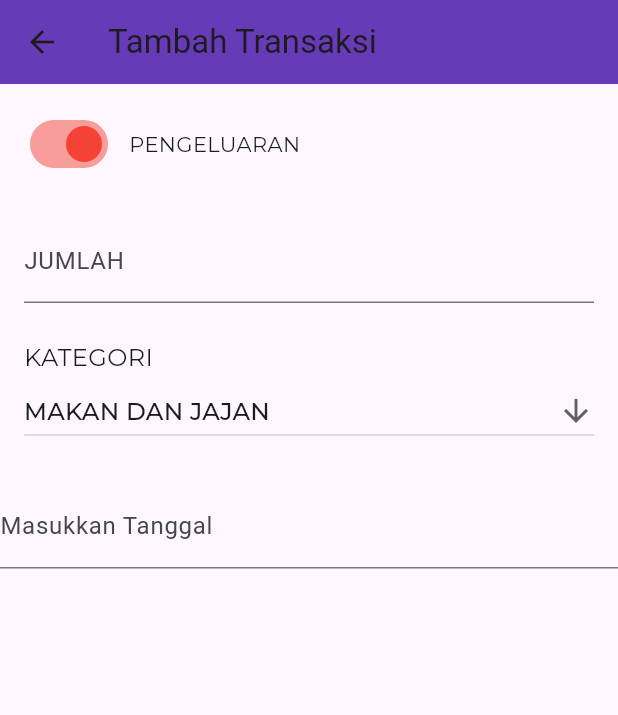
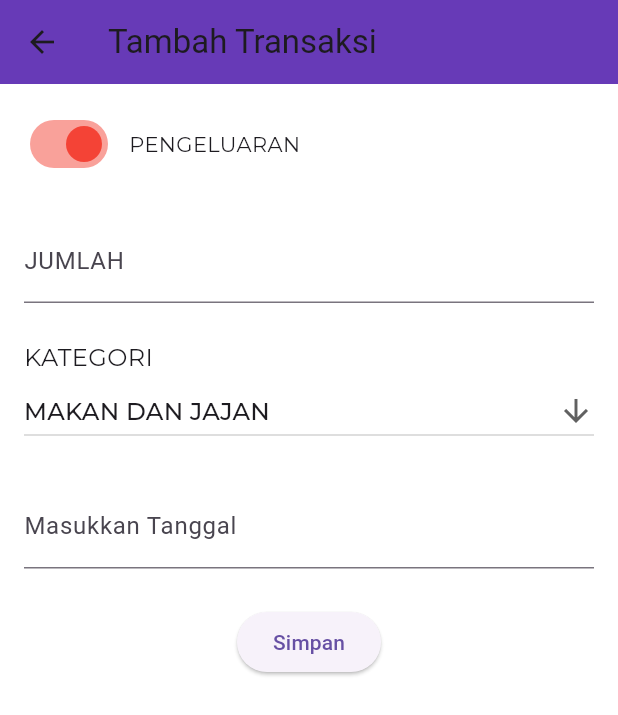
Before and after one commit to Zammil00/catat_uang, a Flutter app: the screen it shows after launch, after a tap on the "add" icon, on a phone screen of 412 x 824 dp. Shown: the top 715 px of the screen. Run offline on Flutter 3.47's test engine with Material 3 defaults, Android fonts, the phone set to English and light mode, and no system bars; our stand-ins replace google_fonts; missing offline and left inert: calendar_appbar.

Commit message:
Update Transaction Page

```diff
--- a/lib/main.dart
+++ b/lib/main.dart
@@ -13,7 +13,16 @@ class MyApp extends StatelessWidget {
     return MaterialApp(
       debugShowCheckedModeBanner: false,
       home: MainPage(),
-      theme: ThemeData(primarySwatch: Colors.teal),
+      theme: ThemeData(
+        primarySwatch: Colors.teal,
+        scaffoldBackgroundColor: Colors.white,
+        textTheme: TextTheme(),
+      ),
+      darkTheme: ThemeData(
+        primarySwatch: Colors.teal,
+        brightness: Brightness.dark,
+        // Sesuaikan warna lainnya untuk tema gelap
+      ),
     );
   }
 }
--- a/lib/pages/transaction_page.dart
+++ b/lib/pages/transaction_page.dart
@@ -1,5 +1,6 @@
 import 'package:flutter/material.dart';
 import 'package:google_fonts/google_fonts.dart';
+import 'package:intl/intl.dart';
 
 class TransactionPage extends StatefulWidget {
   const TransactionPage({super.key});
@@ -13,6 +14,8 @@ class _TransactionPageState extends State<TransactionPage> {
 
   List<String> list = ['MAKAN DAN JAJAN', 'BENSIN', 'KUOTA', 'LISTRIK'];
   late String dropDownValue = list.first;
+
+  TextEditingController dateController = TextEditingController();
 
   @override
   Widget build(BuildContext context) {
@@ -97,10 +100,33 @@ class _TransactionPageState extends State<TransactionPage> {
             SizedBox(
               height: 25,
             ),
-            TextField(
-              decoration: InputDecoration(labelText: "Masukkan Tanggal"),
-              onTap: () {},
+            Padding(
+              padding: const EdgeInsets.symmetric(horizontal: 16),
+              child: TextField(
+                readOnly: true,
+                controller: dateController,
+                decoration: InputDecoration(labelText: "Masukkan Tanggal"),
+                onTap: () async {
+                  DateTime? pickedDate = await showDatePicker(
+                      context: context,
+                      initialDate: DateTime.now(),
+                      firstDate: DateTime(2020),
+                      lastDate: DateTime(2099));
+
+                  if (pickedDate != null) {
+                    String formattedDate =
+                        DateFormat('yyyy-MM-dd').format(pickedDate);
+
+                    dateController.text = formattedDate;
+                  }
+                },
+              ),
             ),
+            SizedBox(
+              height: 25,
+            ),
+            Center(
+                child: ElevatedButton(onPressed: () {}, child: Text("Simpan")))
           ],
         )),
       ),
```
